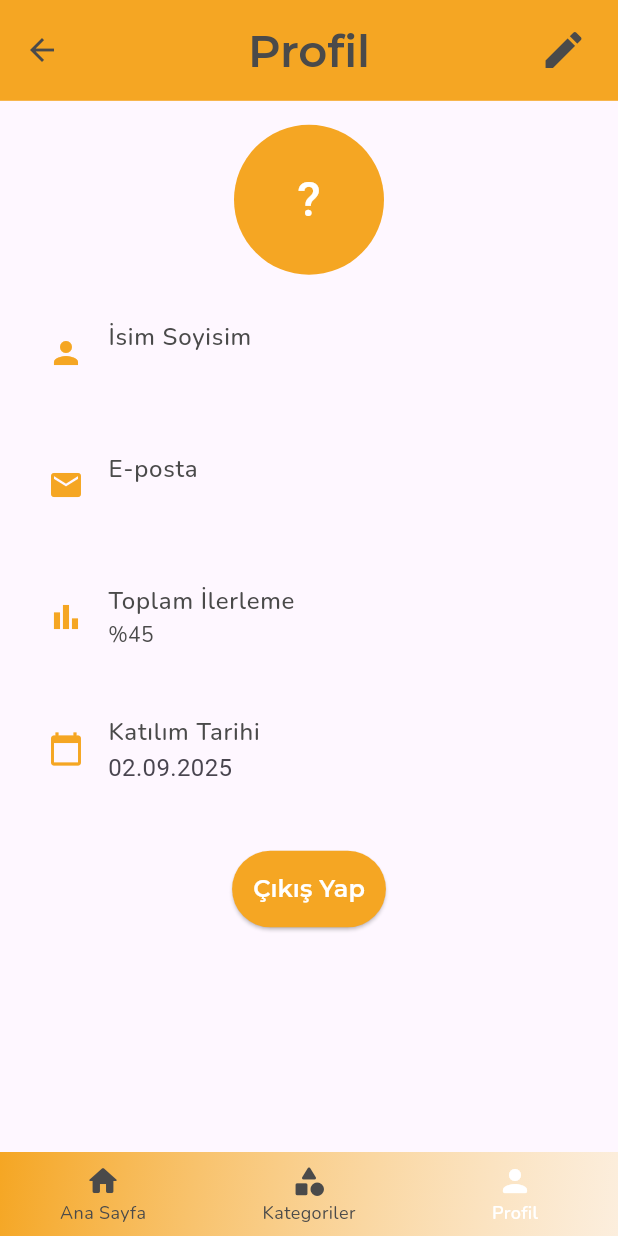
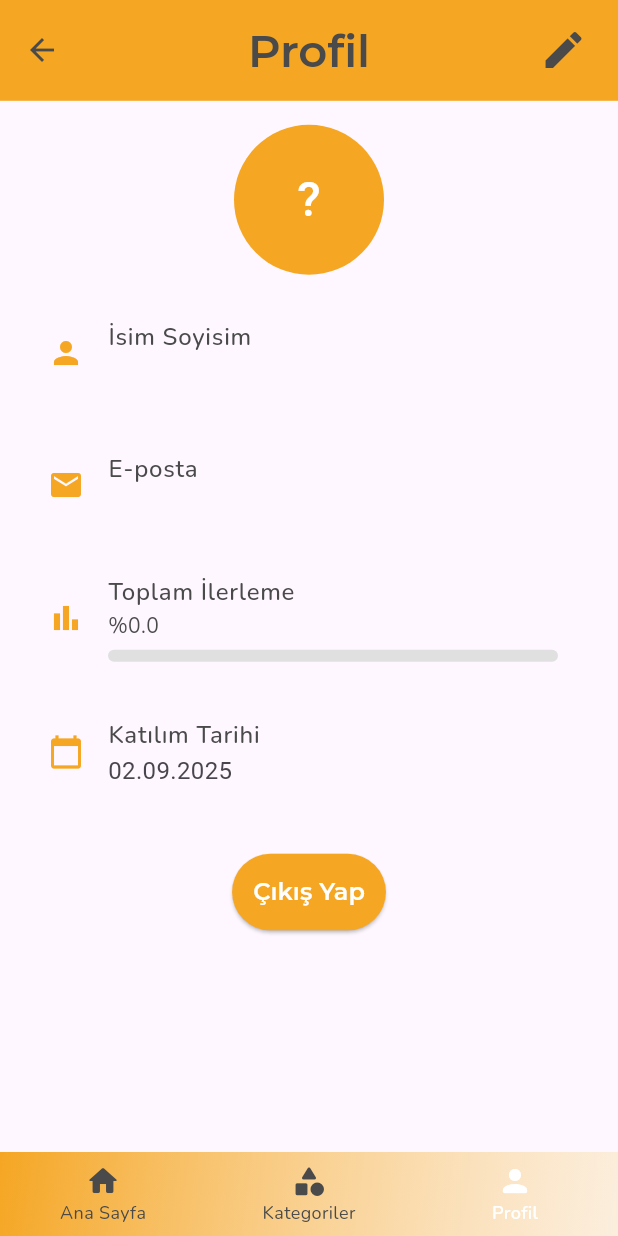
Before and after one commit to selinguz/prepWords, a Flutter app: the HomePage screen opened by its route, item 3 of the bottom bar chosen, on a phone screen of 412 x 824 dp. Run offline on Flutter 3.47's test engine with Material 3 defaults, Android fonts, the phone set to English and light mode, and no system bars; our stand-ins replace cloud_firestore, firebase_auth, firebase_core, shared_preferences; missing offline and left inert: flutter_flip_card; accounts and stored records are empty.

Commit message:
profil sayfasındaki hatalar giderildi, geliştirmesi yeni bir alan eklenmeyecekse tamamlandı

```diff
--- a/lib/pages/home_page.dart
+++ b/lib/pages/home_page.dart
@@ -5,6 +5,8 @@ import 'package:prep_words/data/level_data.dart';
 import 'package:prep_words/pages/levels_page.dart';
 import 'package:prep_words/pages/categories_content.dart';
 import 'package:prep_words/pages/profile_content.dart';
+import 'package:shared_preferences/shared_preferences.dart';
+import 'package:prep_words/models/word.dart'; // WordStatus için
 
 class HomePage extends StatefulWidget {
   const HomePage({super.key});
@@ -16,8 +18,26 @@ class HomePage extends StatefulWidget {
 class _HomePageState extends State<HomePage> {
   int _selectedIndex = 0;
   String _userName = '';
-  //final int _userLevel = 0; // Başlangıçta 0
-  //final double _levelProgress = 0; // Başlangıçta %0
+  int _knownWords = 0;
+  final int _totalWords = 960;
+
+  Future<void> _loadProgress() async {
+    final prefs = await SharedPreferences.getInstance();
+
+    int count = 0;
+    for (var key in prefs.getKeys()) {
+      if (key.startsWith("word_status_")) {
+        final status = prefs.getString(key);
+        if (status == WordStatus.known.toString()) {
+          count++;
+        }
+      }
+    }
+
+    setState(() {
+      _knownWords = count;
+    });
+  }
 
   @override
   void initState() {
@@ -25,20 +45,42 @@ class _HomePageState extends State<HomePage> {
     final user = FirebaseAuth.instance.currentUser;
     if (user != null) {
       user.reload().then((_) {
-        // güncel bilgiyi al
         setState(() {
           _userName = user.displayName ?? 'Kullanıcı';
         });
       });
     }
+
+    _loadProgress();
+  }
+
+  // 🔹 ProfileContent’den çağırılacak callback
+  void _updateUserName(String newName) {
+    setState(() {
+      _userName = newName;
+    });
   }
 
   @override
   Widget build(BuildContext context) {
+    // 🔹 Progress yüzdesi
+    final double levelProgress = _knownWords / _totalWords;
+
+    // 🔹 Level hesaplama: her 20 kelime 1 level
+    final int userLevel = (_knownWords / 20).ceil().clamp(1, 48);
+
+    // 🔹 Level name ve motto
+    final levelName = LevelData.getLevelName(userLevel);
+    final motto = LevelData.getLevelMotto(userLevel);
+
     return Scaffold(
       backgroundColor: backgrnd,
-      // 🔽 body artık aktif sekmeye göre değişiyor
-      body: _buildBody(),
+      body: _buildBody(
+        levelProgress,
+        userLevel,
+        levelName,
+        motto,
+      ),
       bottomNavigationBar: Container(
         decoration: BoxDecoration(
           gradient: LinearGradient(
@@ -83,24 +125,8 @@ class _HomePageState extends State<HomePage> {
     );
   }
 
-  Widget _buildBody() {
-    // 🔹 Toplam kelime sayısı
-    final int totalWords = 960;
-
-    // 🔹 Kullanıcının işaretlediği bilinen kelime sayısı
-    // Burayı veri tabanından veya state'ten alman gerekiyor
-    int knownWords = 0; // Örnek değer, dinamik olarak değiştirilecek
-
-    // 🔹 Progress yüzdesi
-    final double levelProgress = knownWords / totalWords;
-
-    // 🔹 Level hesaplama: her 20 kelime bir level artıyor
-    final int userLevel = (knownWords / 20).ceil().clamp(1, 48);
-
-    // 🔹 Level name ve motto
-    final levelName = LevelData.getLevelName(userLevel);
-    final motto = LevelData.getLevelMotto(userLevel);
-
+  Widget _buildBody(
+      double levelProgress, int userLevel, String levelName, String motto) {
     if (_selectedIndex == 0) {
       return SafeArea(
         child: Padding(
@@ -122,7 +148,6 @@ class _HomePageState extends State<HomePage> {
                     Row(
                       crossAxisAlignment: CrossAxisAlignment.start,
                       children: [
-                        // 🔹 Kullanıcı avatarı
                         CircleAvatar(
                           radius: 30,
                           backgroundColor: textWhiteColor,
@@ -134,8 +159,6 @@ class _HomePageState extends State<HomePage> {
                           ),
                         ),
                         SizedBox(width: 16),
-
-                        // 🔹 Kullanıcı adı ve level bilgisi
                         Expanded(
                           child: Column(
                             crossAxisAlignment: CrossAxisAlignment.start,
@@ -154,8 +177,6 @@ class _HomePageState extends State<HomePage> {
                             ],
                           ),
                         ),
-
-                        // 🔹 Yıldızlı level container
                         Container(
                           padding:
                               EdgeInsets.symmetric(horizontal: 12, vertical: 6),
@@ -180,24 +201,18 @@ class _HomePageState extends State<HomePage> {
                         ),
                       ],
                     ),
-
                     SizedBox(height: 12),
-
-                    // 🔹 Motto: tüm satır gösterilsin, level name ile aynı hizada başlasın
                     Text(
                       motto,
                       style: bodyMedium.copyWith(color: textWhiteColor),
                       softWrap: true,
                     ),
-
                     SizedBox(height: 16),
-
-                    // 🔹 Progress bar
                     Text('Progress',
                         style: bodySmall.copyWith(color: textWhiteColor)),
                     SizedBox(height: 8),
                     LinearProgressIndicator(
-                      value: levelProgress, // 0.0 - 1.0
+                      value: levelProgress,
                       backgroundColor: Colors.white24,
                       color: Colors.orangeAccent,
                       minHeight: 10,
@@ -208,7 +223,6 @@ class _HomePageState extends State<HomePage> {
                   ],
                 ),
               ),
-
               SizedBox(height: 20),
 
               // ------------------ İstatistik Kartları ------------------
@@ -294,7 +308,11 @@ class _HomePageState extends State<HomePage> {
     } else if (_selectedIndex == 1) {
       return CategoriesContent();
     } else {
-      return ProfileContent();
+      return ProfileContent(
+        onNameUpdated: (newName) {
+          _updateUserName(newName);
+        },
+      );
     }
   }
 
--- a/lib/pages/profile_content.dart
+++ b/lib/pages/profile_content.dart
@@ -1,12 +1,15 @@
 // ignore_for_file: use_build_context_synchronously
-
+import 'package:prep_words/models/word.dart';
+import 'package:shared_preferences/shared_preferences.dart';
 import 'package:firebase_auth/firebase_auth.dart';
 import 'package:flutter/material.dart';
 import 'package:flutter/services.dart';
 import 'package:prep_words/consts.dart';
 
 class ProfileContent extends StatefulWidget {
-  const ProfileContent({super.key});
+  final void Function(String)? onNameUpdated; // callback ekle
+
+  const ProfileContent({super.key, this.onNameUpdated});
 
   @override
   State<ProfileContent> createState() => _ProfileContentState();
@@ -17,6 +20,29 @@ class _ProfileContentState extends State<ProfileContent> {
   late TextEditingController _emailController;
   bool _isEditing = false;
 
+  int _knownWordCount = 0;
+  final int _totalWords = 960;
+
+  Future<void> _calculateProgress() async {
+    final prefs = await SharedPreferences.getInstance();
+
+    int count = 0;
+
+    // Tüm prefs keylerini dolaş
+    for (var key in prefs.getKeys()) {
+      if (key.startsWith("word_status_")) {
+        final status = prefs.getString(key);
+        if (status == WordStatus.known.toString()) {
+          count++;
+        }
+      }
+    }
+
+    setState(() {
+      _knownWordCount = count;
+    });
+  }
+
   @override
   void initState() {
     super.initState();
@@ -24,6 +50,8 @@ class _ProfileContentState extends State<ProfileContent> {
 
     _nameController = TextEditingController(text: user?.displayName ?? "");
     _emailController = TextEditingController(text: user?.email ?? "");
+
+    _calculateProgress();
   }
 
   @override
@@ -53,6 +81,8 @@ class _ProfileContentState extends State<ProfileContent> {
     final formattedDate = creationTime != null
         ? "${creationTime.day.toString().padLeft(2, '0')}.${creationTime.month.toString().padLeft(2, '0')}.${creationTime.year}"
         : "-";
+
+    double progress = (_knownWordCount / _totalWords) * 100;
 
     return Scaffold(
       appBar: AppBar(
@@ -115,20 +145,31 @@ class _ProfileContentState extends State<ProfileContent> {
             _buildProfileItem(
               icon: Icons.email,
               title: 'E-posta',
-              subtitle: _isEditing
-                  ? _buildEditableField(_emailController)
-                  : Text(
-                      _emailController.text,
-                      style: bodyMedium,
-                    ),
+              subtitle: Text(
+                _emailController.text, // artık sadece gösterim
+                style: bodyMedium,
+              ),
             ),
             const SizedBox(height: 16),
             _buildProfileItem(
               icon: Icons.bar_chart,
               title: 'Toplam İlerleme',
-              subtitle: Text(
-                '%45',
-                style: bodyMedium,
+              subtitle: Column(
+                crossAxisAlignment: CrossAxisAlignment.start,
+                children: [
+                  Text(
+                    '%${progress.toStringAsFixed(1)}',
+                    style: bodyMedium,
+                  ),
+                  const SizedBox(height: 6),
+                  LinearProgressIndicator(
+                    value: progress / 100,
+                    backgroundColor: Colors.grey[300],
+                    color: primary,
+                    minHeight: 8,
+                    borderRadius: BorderRadius.circular(10),
+                  ),
+                ],
               ),
             ),
             const SizedBox(height: 16),
@@ -191,8 +232,19 @@ class _ProfileContentState extends State<ProfileContent> {
         final user = FirebaseAuth.instance.currentUser;
         if (user != null) {
           await user.updateDisplayName(_nameController.text.trim());
-          await user.verifyBeforeUpdateEmail(_emailController.text.trim());
           await user.reload();
+
+          // Ana ekrana callback ile güncel ismi gönder
+          if (widget.onNameUpdated != null) {
+            widget.onNameUpdated!(_nameController.text.trim());
+          }
+
+          ScaffoldMessenger.of(context).showSnackBar(
+            const SnackBar(
+              content: Text('İsim başarıyla güncellendi.'),
+              duration: Duration(seconds: 2),
+            ),
+          );
         }
 
         setState(() {
@@ -201,7 +253,7 @@ class _ProfileContentState extends State<ProfileContent> {
       },
       style: ElevatedButton.styleFrom(
         backgroundColor: primary,
-        padding: EdgeInsets.all(14.0),
+        padding: const EdgeInsets.all(14.0),
       ),
       child: const Text(
         'Kaydet',
```
